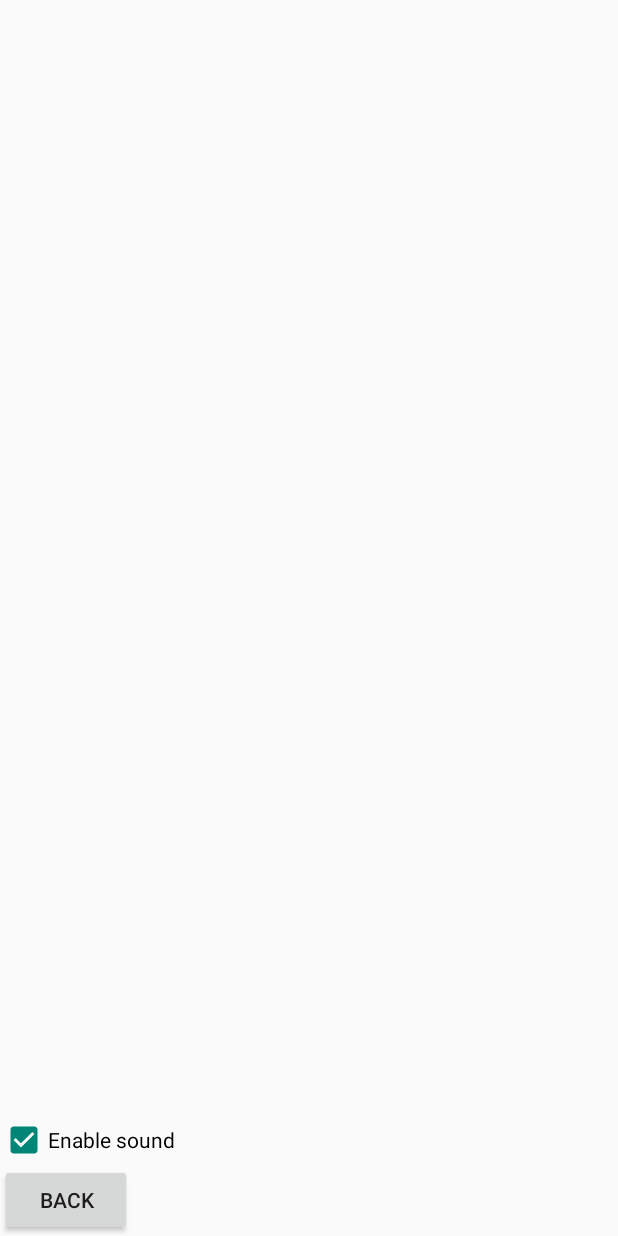
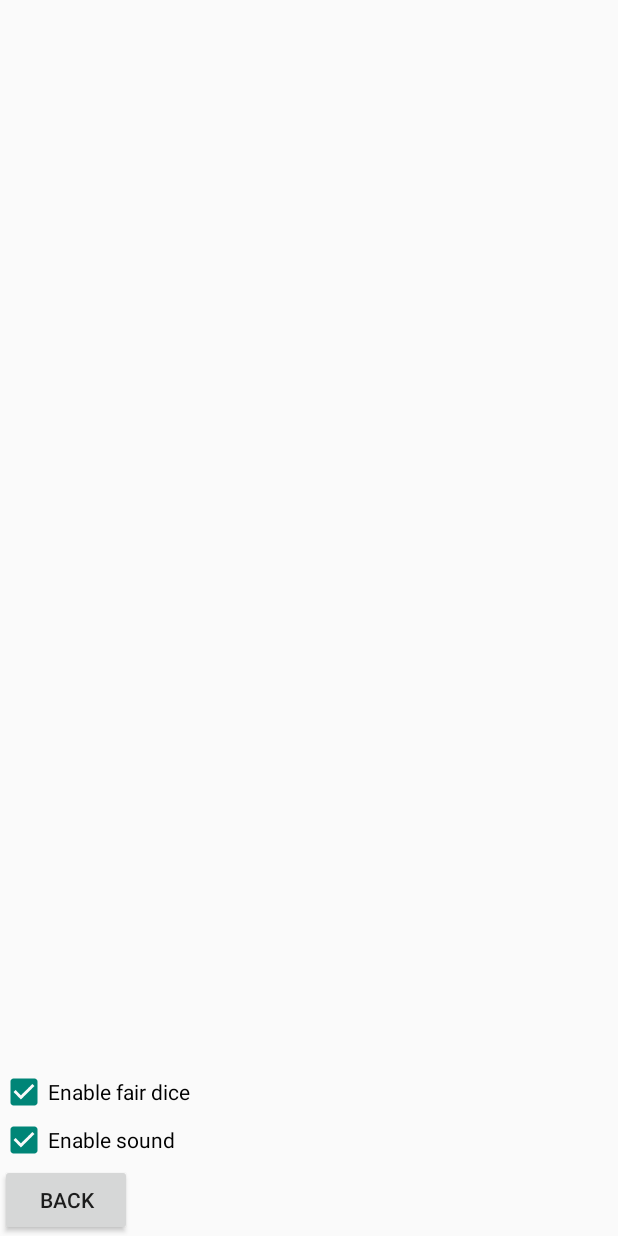
Before and after one commit to shirbenisrael/CatanDice, an Android app: the screen it shows after launch (MainActivity), after a tap on "SETTING", on a phone screen of 412 x 824 dp. Run offline under Robolectric (Android 15) with nearby library versions, the phone set to English and light mode, and no system bars.

Commit message:
Add option to disable fair dice.

```diff
--- a/app/src/main/java/com/shirbi/catandice/Logic.java
+++ b/app/src/main/java/com/shirbi/catandice/Logic.java
@@ -25,6 +25,7 @@ public class Logic {
     private GameType m_game_type;
     private boolean m_is_pirate_arrive;
     private Move m_last_move;
+    private boolean m_is_enable_fair_dice;
 
     static final int LOG_OF_FAIRNESS_FACTOR;
     public static final int DEFAULT_PIRATE_POSITION;
@@ -72,6 +73,7 @@ public class Logic {
         m_last_move.pirate_moved = false;
 
         if (!is_alchemist) {
+            if (m_is_enable_fair_dice) {
                 int maxAppear = 0;
 
                 for (i = 0; i < m_histogram.length; i++) {
@@ -94,6 +96,9 @@ public class Logic {
                 while (weights[i] < randomValue) {
                     randomValue -= weights[i];
                     i++;
+                }
+            } else {
+                i = rand.nextInt(m_histogram.length);
             }
 
             m_histogram[i]++;
@@ -183,6 +188,11 @@ public class Logic {
         m_num_players = num_players;
         m_game_type = game_type;
         m_is_pirate_arrive = false;
+        m_is_enable_fair_dice = true;
+    }
+
+    public void SetEnableFairDice(boolean is_enable) {
+        m_is_enable_fair_dice = is_enable;
     }
 
     public int[] GetSumHistogram() {
--- a/app/src/main/java/com/shirbi/catandice/MainActivity.java
+++ b/app/src/main/java/com/shirbi/catandice/MainActivity.java
@@ -50,6 +50,7 @@ public class MainActivity extends Activity {
     private Card.EventDice m_event_dice;
     private int m_pirate_position;
     private boolean m_is_sound_enable;
+    private boolean m_is_fair_dice;
 
     private enum ShownState {
         GAME,
@@ -164,6 +165,7 @@ public class MainActivity extends Activity {
         editor.putInt(getString(R.string.m_game_type), m_game_type.getValue());
         editor.putInt(getString(R.string.m_pirate_position), m_pirate_position);
         editor.putBoolean(getString(R.string.m_is_sound_enable), m_is_sound_enable);
+        editor.putBoolean(getString(R.string.m_is_fair_dice), m_is_fair_dice);
 
         m_logic.StoreState(this, editor);
         editor.commit();
@@ -184,8 +186,11 @@ public class MainActivity extends Activity {
         m_game_type = Logic.GameType.values()[game_type_num];
 
         m_is_sound_enable = sharedPref.getBoolean(getString(R.string.m_is_sound_enable), true);
+        m_is_fair_dice = sharedPref.getBoolean(getString(R.string.m_is_fair_dice), true);
 
         m_logic.RestoreState(this, sharedPref);
+
+        m_logic.SetEnableFairDice(m_is_fair_dice);
     }
 
     @Override
@@ -363,6 +368,9 @@ public class MainActivity extends Activity {
 
         CheckBox enable_sound_check_box = (CheckBox) findViewById(R.id.enable_sound_checkbox);
         enable_sound_check_box.setChecked(m_is_sound_enable);
+
+        CheckBox enable_fair_dice_check_box = (CheckBox) findViewById(R.id.enable_fair_dice_checkbox);
+        enable_fair_dice_check_box.setChecked(m_is_fair_dice);
 
         SetBackGround();
 
@@ -588,6 +596,11 @@ public class MainActivity extends Activity {
         CheckBox enable_sound_check_box = (CheckBox) findViewById(R.id.enable_sound_checkbox);
         m_is_sound_enable = enable_sound_check_box.isChecked();
 
+        CheckBox enable_fair_dice_check_box = (CheckBox) findViewById(R.id.enable_fair_dice_checkbox);
+        m_is_fair_dice = enable_fair_dice_check_box.isChecked();
+
+        m_logic.SetEnableFairDice(m_is_fair_dice);
+
         ShowState(ShownState.GAME);
     }
 
--- a/app/src/main/res/layout/activity_main.xml
+++ b/app/src/main/res/layout/activity_main.xml
@@ -336,6 +336,12 @@
             android:visibility="invisible">
 
             <CheckBox
+                android:id="@+id/enable_fair_dice_checkbox"
+                android:layout_width="wrap_content"
+                android:layout_height="wrap_content"
+                android:text="@string/enable_fair_dice" />
+
+            <CheckBox
                 android:id="@+id/enable_sound_checkbox"
                 android:layout_width="wrap_content"
                 android:layout_height="wrap_content"
--- a/app/src/main/res/values/strings.xml
+++ b/app/src/main/res/values/strings.xml
@@ -10,6 +10,7 @@
     <string name="m_pirate_position">m_pirate_position</string>
     <string name="m_is_pirate_arrive">m_is_pirate_arrive</string>
     <string name="m_is_sound_enable">m_is_sound_enable</string>
+    <string name="m_is_fair_dice">m_is_fair_dice</string>
 
     <!-- Need translation -->
     <string name="app_name">Catan Dice</string>
@@ -28,6 +29,7 @@
     <string name="new_game_player_start">New game - player %1$d starts!</string>
     <string name="turn_number">Turn number</string>
     <string name="enable_sound">Enable sound</string>
+    <string name="enable_fair_dice">Enable fair dice</string>
     <string name="game_type">Game Type:</string>
     <string name="game_type_regular">Regular Game</string>
     <string name="game_type_cities_and_knights">Cities &amp; Knight</string>
```
Also changed, not shown: 2 other files. Lines whose indentation alone changed are shown as unchanged.
